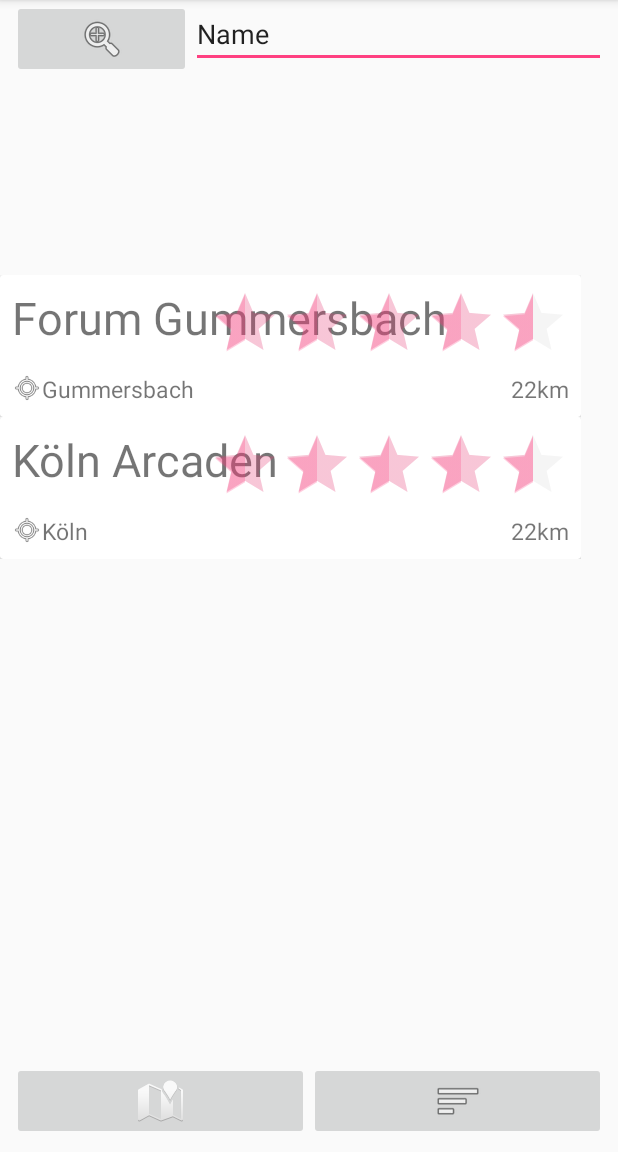
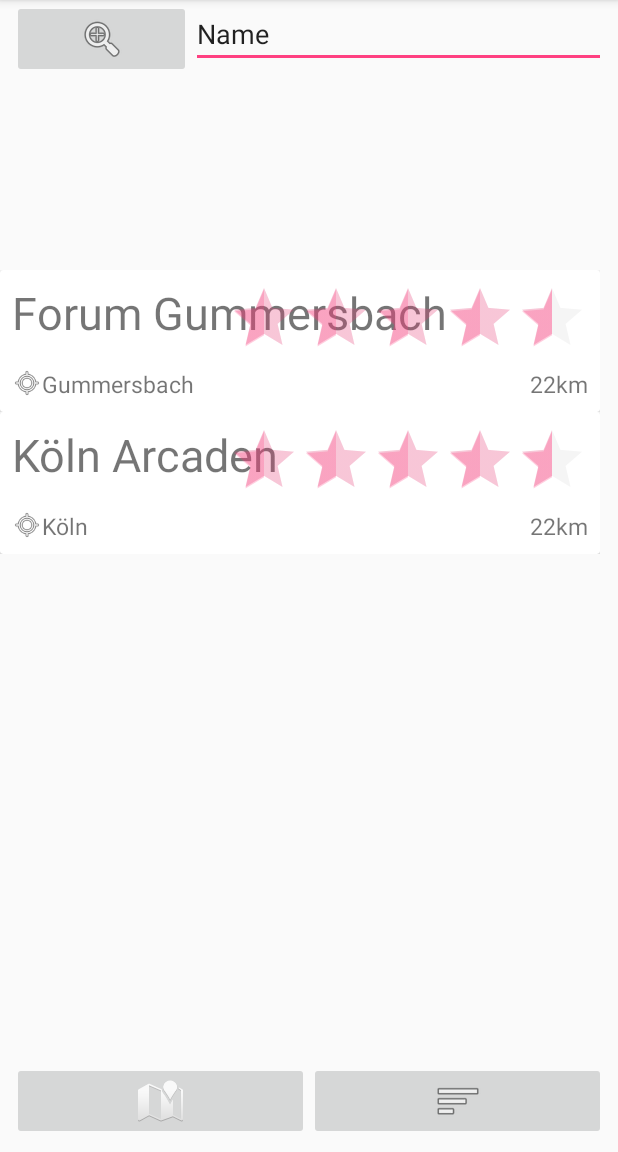
Before and after one commit to HamzaALdda/BestMall, an Android app: the ListMapActivity screen opened directly, with no data from a screen before it, on a phone screen of 412 x 824 dp, the part 84-1236 px from its top. Run offline under Robolectric (Android 15) with nearby library versions, the phone set to English and light mode, and no system bars; 1 statement that could not run was skipped.

```diff
--- a/app/src/main/res/layout/activity_list_map.xml
+++ b/app/src/main/res/layout/activity_list_map.xml
@@ -68,8 +68,8 @@
     </LinearLayout>
 
     <ScrollView
-        android:layout_width="387dp"
-        android:layout_height="394dp"
+        android:layout_width="400sp"
+        android:layout_height="400sp"
         android:layout_weight="1"
         app:layout_constraintBottom_toTopOf="@+id/linearLayout3"
         app:layout_constraintTop_toBottomOf="@+id/linearLayout2"
```
